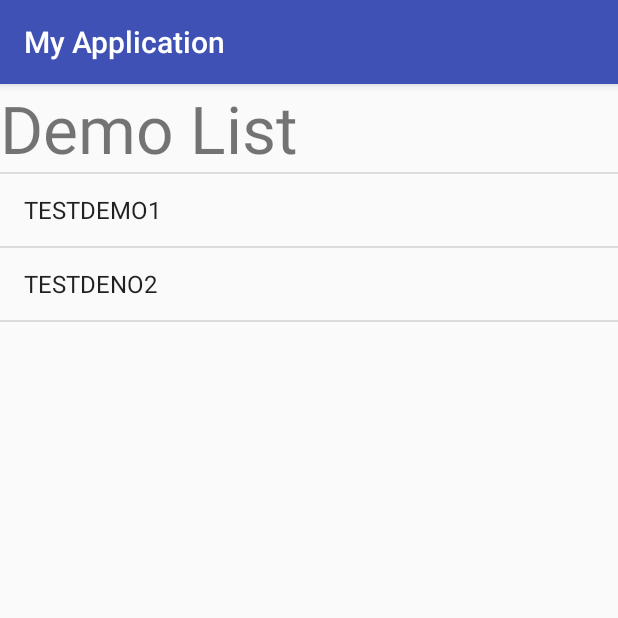
After one commit to jjyung/AndroidPratice, an Android app: the DemoActivity screen opened directly, with no data from a screen before it, on a phone screen of 412 x 824 dp, the top half of it. The commit adds this screen. Run offline under Robolectric (Android 15) with nearby library versions, the phone set to English and light mode, and no system bars.

Commit message:
add demo activity

```diff
--- a/MyFirstApplication/app/src/main/AndroidManifest.xml
+++ b/MyFirstApplication/app/src/main/AndroidManifest.xml
@@ -24,9 +24,11 @@
             android:label="@string/title_activity_login">
             <intent-filter>
                 <action android:name="android.intent.action.LOGIN" />
+
                 <category android:name="android.intent.category.LAUNCHER" />
             </intent-filter>
         </activity>
+        <activity android:name=".activity.DemoActivity"></activity>
     </application>
 
 </manifest>
--- /dev/null
+++ b/MyFirstApplication/app/src/main/java/com/example/zhiyang/myapplication/activity/DemoActivity.java
@@ -0,0 +1,97 @@
+package com.example.zhiyang.myapplication.activity;
+
+import android.content.Context;
+import android.content.DialogInterface;
+import android.os.Bundle;
+import android.support.v7.app.AlertDialog;
+import android.support.v7.app.AppCompatActivity;
+import android.view.View;
+import android.widget.AdapterView;
+import android.widget.ListView;
+import android.widget.SimpleAdapter;
+import android.widget.TextView;
+
+import com.example.zhiyang.myapplication.R;
+
+import java.util.ArrayList;
+import java.util.HashMap;
+import java.util.List;
+
+public class DemoActivity extends AppCompatActivity {
+
+    private Context demoContext = this;
+    SimpleAdapter adapter;
+
+    @Override
+    protected void onCreate(Bundle savedInstanceState) {
+        super.onCreate(savedInstanceState);
+        // We'll define a custom screen layout here (the one shown above), but
+        // typically, you could just use the standard ListActivity layout.
+        setContentView(R.layout.activity_demo);
+
+        ListView demoListView = (ListView) findViewById(R.id.demoListView);
+
+        String[] fromColumns = {"name"};
+        int[] toViews = {android.R.id.text1};
+
+        adapter = new SimpleAdapter(this, getDataList(), android.R.layout.simple_list_item_1, fromColumns, toViews);
+        // Bind to our new adapter.
+        demoListView.setAdapter(null);
+
+        TextView headTextView = new TextView(this);
+        headTextView.setText("Demo List");
+        headTextView.setTextSize(44);
+        demoListView.addHeaderView(headTextView);
+
+        demoListView.setAdapter(adapter);
+        demoListView.setOnItemClickListener(getItemClickListener());
+    }
+
+    private List<HashMap<String, String>> getDataList() {
+        List<HashMap<String, String>> dataList = new ArrayList<>();
+
+        HashMap<String, String> element;
+        // test1
+        element = new HashMap<>();
+        element.put("name", "TESTDEMO1");
+        dataList.add(element);
+        // test2
+        element = new HashMap<>();
+        element.put("name", "TESTDENO2");
+        dataList.add(element);
+
+        return dataList;
+    }
+
+    private AdapterView.OnItemClickListener getItemClickListener() {
+        return new AdapterView.OnItemClickListener() {
+            @Override
+            public void onItemClick(AdapterView<?> adapterView, View view, int i, long l) {
+                TextView textView = (TextView) view;
+                switch (textView.getText().toString()) {
+                    case "TESTDEMO1":
+                        new AlertDialog.Builder(demoContext)
+                                .setTitle("TESTDEMO1")
+                                .setMessage("You clicked textdemo1.")
+                                .setPositiveButton("Confirm", new DialogInterface.OnClickListener() {
+                                    @Override
+                                    public void onClick(DialogInterface dialogInterface, int i) {
+                                    }
+                                }).show();
+                        break;
+                    case "TESTDENO2":
+                        new AlertDialog.Builder(demoContext)
+                                .setTitle("TESTDEMO2")
+                                .setMessage("You clicked textdemo2.")
+                                .setPositiveButton("Confirm", new DialogInterface.OnClickListener() {
+                                    @Override
+                                    public void onClick(DialogInterface dialogInterface, int i) {
+                                    }
+                                }).show();
+                        break;
+                    default:
+                }
+            }
+        };
+    }
+}
--- /dev/null
+++ b/MyFirstApplication/app/src/main/res/layout/activity_demo.xml
@@ -0,0 +1,18 @@
+<?xml version="1.0" encoding="utf-8"?>
+<android.support.constraint.ConstraintLayout xmlns:android="http://schemas.android.com/apk/res/android"
+    xmlns:app="http://schemas.android.com/apk/res-auto"
+    xmlns:tools="http://schemas.android.com/tools"
+    android:layout_width="match_parent"
+    android:layout_height="match_parent"
+    tools:context="com.example.zhiyang.myapplication.activity.DemoActivity">
+
+    <ListView
+        android:id="@+id/demoListView"
+        android:layout_width="match_parent"
+        android:layout_height="match_parent"
+        app:layout_constraintLeft_toLeftOf="parent"
+        app:layout_constraintRight_toRightOf="parent"
+        app:layout_constraintTop_toTopOf="parent">
+    </ListView>
+
+</android.support.constraint.ConstraintLayout>
```
Also changed, not shown: MyFirstApplication/app/src/main/java/com/example/zhiyang/myapplication/activity/MainActivity.java (+11 -1 lines), MyFirstApplication/app/src/main/res/layout/activity_main.xml (+14 -0 lines).
